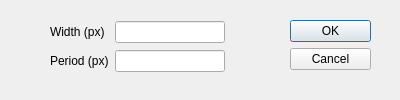
Old version of the form UI Files/horizontalnoisebands.ui in the repository muhammadalics/Image-Editor-and-Manager.
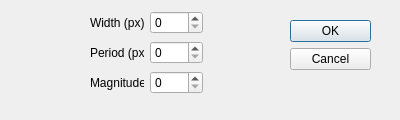
New version of the form.

Commit message: vertical noise band implemented in gui

What changed in the file:
```diff
--- a/UI Files/horizontalnoisebands.ui
+++ b/UI Files/horizontalnoisebands.ui
@@ -7,7 +7,7 @@
     <x>0</x>
     <y>0</y>
     <width>400</width>
-    <height>100</height>
+    <height>120</height>
    </rect>
   </property>
   <property name="sizePolicy">
@@ -19,13 +19,13 @@
   <property name="minimumSize">
    <size>
     <width>400</width>
-    <height>100</height>
+    <height>120</height>
    </size>
   </property>
   <property name="maximumSize">
    <size>
     <width>400</width>
-    <height>100</height>
+    <height>120</height>
    </size>
   </property>
   <property name="windowTitle">
@@ -50,10 +50,10 @@
   <widget class="QWidget" name="">
    <property name="geometry">
     <rect>
-     <x>50</x>
-     <y>20</y>
-     <width>175</width>
-     <height>55</height>
+     <x>90</x>
+     <y>10</y>
+     <width>113</width>
+     <height>85</height>
     </rect>
    </property>
    <layout class="QGridLayout" name="gridLayout">
@@ -65,7 +65,14 @@
      </widget>
     </item>
     <item row="0" column="1">
-     <widget class="QLineEdit" name="lineEdit_width"/>
+     <widget class="QSpinBox" name="spinBox_width">
+      <property name="maximum">
+       <number>1000</number>
+      </property>
+      <property name="singleStep">
+       <number>10</number>
+      </property>
+     </widget>
     </item>
     <item row="1" column="0">
      <widget class="QLabel" name="label_2">
@@ -75,7 +82,31 @@
      </widget>
     </item>
     <item row="1" column="1">
-     <widget class="QLineEdit" name="lineEdit_period"/>
+     <widget class="QSpinBox" name="spinBox_period">
+      <property name="maximum">
+       <number>1000</number>
+      </property>
+      <property name="singleStep">
+       <number>10</number>
+      </property>
+     </widget>
+    </item>
+    <item row="2" column="0">
+     <widget class="QLabel" name="label_3">
+      <property name="text">
+       <string>Magnitude</string>
+      </property>
+     </widget>
+    </item>
+    <item row="2" column="1">
+     <widget class="QSpinBox" name="spinBox_magnitude">
+      <property name="maximum">
+       <number>1000</number>
+      </property>
+      <property name="singleStep">
+       <number>10</number>
+      </property>
+     </widget>
     </item>
    </layout>
   </widget>
```
The commit also changes 4 other files.
